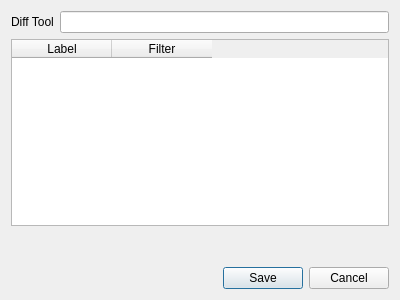
Qt form ui/settingsdialog.ui (PollardBanknote/qdiffdir) before a commit.
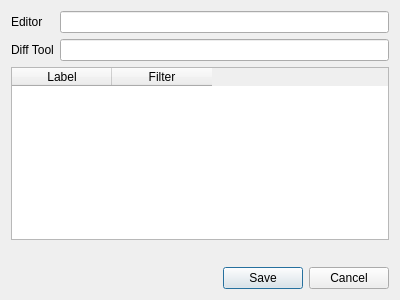
The same form after that commit.

Patch:
```diff
--- a/ui/settingsdialog.ui
+++ b/ui/settingsdialog.ui
@@ -19,16 +19,26 @@
      <property name="fieldGrowthPolicy">
       <enum>QFormLayout::ExpandingFieldsGrow</enum>
      </property>
-     <item row="0" column="0">
+     <item row="1" column="0">
       <widget class="QLabel" name="diffToolLabel">
        <property name="text">
         <string>Diff Tool</string>
        </property>
       </widget>
      </item>
-     <item row="0" column="1">
+     <item row="1" column="1">
       <widget class="QLineEdit" name="diffToolLineEdit"/>
      </item>
+     <item row="0" column="0">
+      <widget class="QLabel" name="editorLabel">
+       <property name="text">
+        <string>Editor</string>
+       </property>
+      </widget>
+     </item>
+     <item row="0" column="1">
+      <widget class="QLineEdit" name="editorLineEdit"/>
+     </item>
     </layout>
    </item>
    <item>
```
